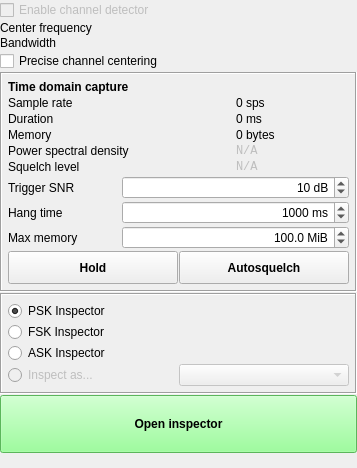
Above: ui/InspectorPanel.ui from BatchDrake/SigDigger before the change. Below: the same form after it.
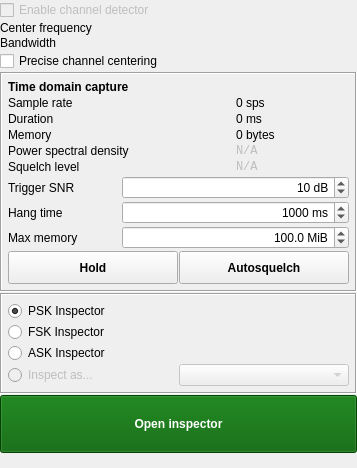
That is the form after the change. Custom widgets are drawn as their Qt base class.

Patch:
```diff
--- a/ui/InspectorPanel.ui
+++ b/ui/InspectorPanel.ui
@@ -75,7 +75,8 @@
        <item row="6" column="0" colspan="2">
         <widget class="QPushButton" name="openInspectorButton">
          <property name="styleSheet">
-          <string notr="true">background-color: #7fff7f;
+          <string notr="true">background-color: #005f00;
+color: white;
 height: 50px;
 font-weight: bold;</string>
          </property>
```
